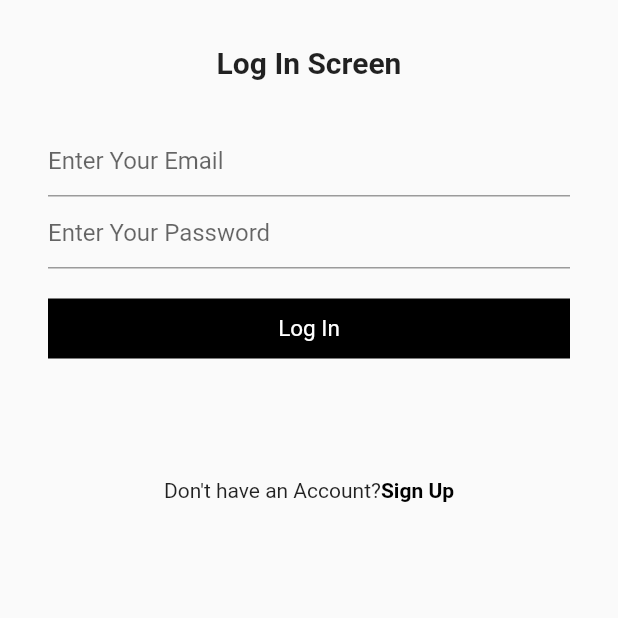
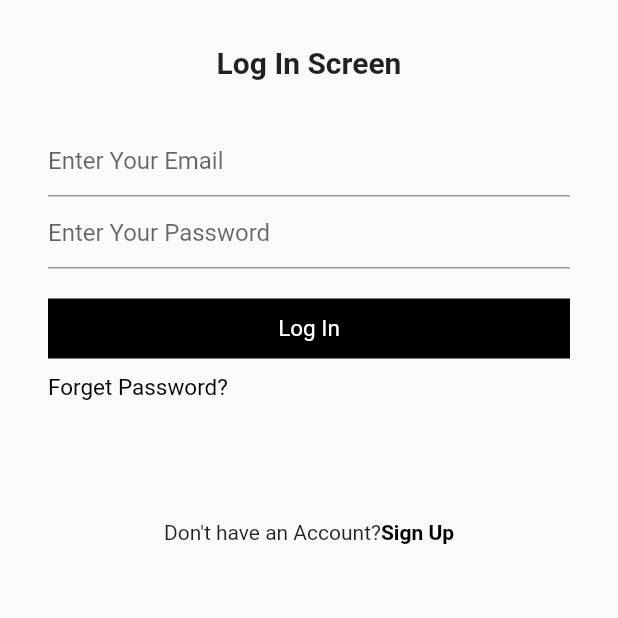
Before and after one commit to realfaiq/authentication_using_firebase, a Flutter app: the screen it shows after launch, on a phone screen of 412 x 824 dp, the top half of it. Run offline on Flutter 3.47's test engine with Material 2 defaults, Android fonts, the phone set to English and light mode, and no system bars; our stand-ins replace cloud_firestore, firebase_auth, firebase_core; accounts and stored records are empty.

Commit message:
Forgot Password Functionality Added

```diff
--- a/lib/models/admin_Model.dart
+++ b/lib/models/admin_Model.dart
@@ -3,14 +3,12 @@ class Admin {
   final String fullName;
   final String email;
   final String age;
-  final String password;
 
   const Admin({
     required this.aId,
     required this.fullName,
     required this.email,
     required this.age,
-    required this.password,
   });
 
   Map<String, dynamic> toJSON() => {
@@ -18,6 +16,5 @@ class Admin {
         "fullName": fullName,
         "email": email,
         "age": age,
-        "password": password,
       };
 }
--- a/lib/screens/Login_Screen.dart
+++ b/lib/screens/Login_Screen.dart
@@ -2,6 +2,7 @@ import 'package:authentication_using_firebase/controllers/auth_Controller.dart';
 import 'package:authentication_using_firebase/screens/Admin_HomeScreen.dart';
 import 'package:authentication_using_firebase/screens/Common_Screen.dart';
 import 'package:authentication_using_firebase/screens/Doctor_HomeScreen.dart';
+import 'package:authentication_using_firebase/screens/Forget_Password_Screen.dart';
 import 'package:authentication_using_firebase/screens/Patient_HomeScreen.dart';
 import 'package:cloud_firestore/cloud_firestore.dart';
 import 'package:firebase_auth/firebase_auth.dart';
@@ -91,6 +92,22 @@ class _LogInScreenState extends State<LogInScreen> {
             ),
           ),
           SizedBox(
+            height: 10,
+          ),
+          InkWell(
+            onTap: () {
+              Navigator.of(context).push(MaterialPageRoute(
+                  builder: (context) => ForgetPasswordScreen()));
+            },
+            child: Text(
+              'Forget Password?',
+              style: TextStyle(
+                color: Colors.black,
+                fontSize: 15,
+              ),
+            ),
+          ),
+          SizedBox(
             height: 80,
           ),
           Row(
```
Also changed, not shown: lib/controllers/auth_Controller.dart (+12 -1 lines), lib/screens/Forget_Password_Screen.dart (added, +78 -0 lines), 1 other file.
